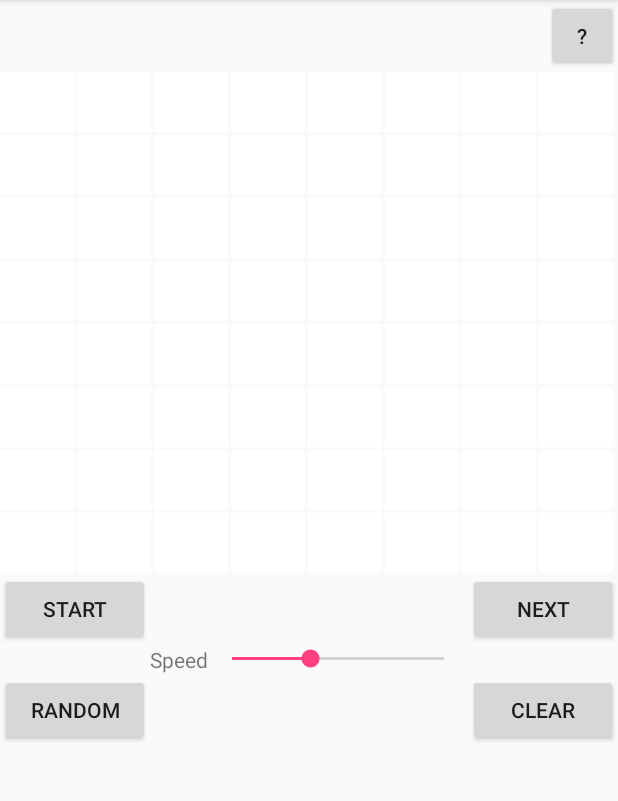
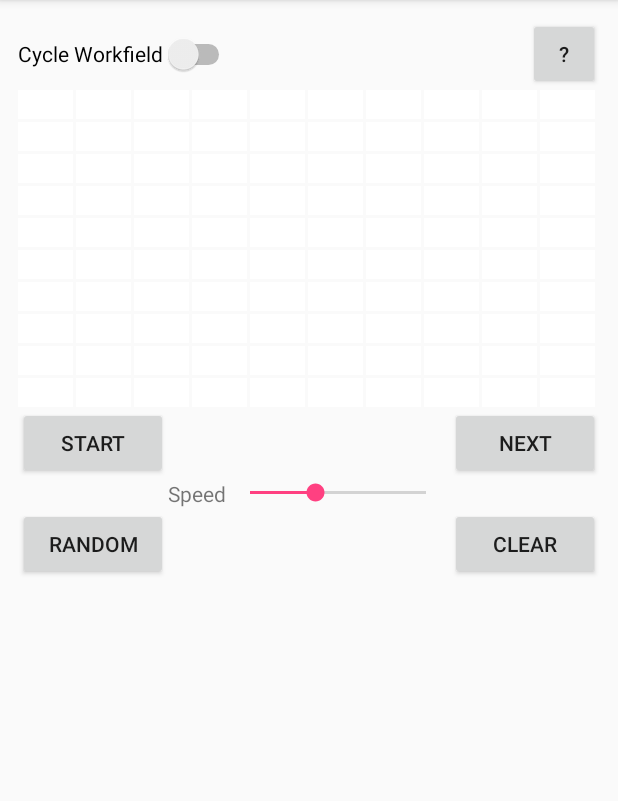
Before and after one commit to iamai74/GameLife, an Android app: the screen it shows after launch (MainActivity), on a phone screen of 412 x 824 dp, the part 84-885 px from its top. Run offline under Robolectric (Android 15) with nearby library versions, the phone set to English and light mode, and no system bars.

Commit message:
cycle workfield

```diff
--- a/app/src/main/java/com/example/ai/lifegame/MainActivity.java
+++ b/app/src/main/java/com/example/ai/lifegame/MainActivity.java
@@ -8,9 +8,12 @@ import android.view.View;
 import android.widget.AdapterView;
 import android.widget.ArrayAdapter;
 import android.widget.Button;
+import android.widget.CompoundButton;
 import android.widget.GridView;
 import android.widget.SeekBar;
+import android.widget.Switch;
 import android.widget.TextView;
+import android.widget.Toast;
 
 import java.util.concurrent.TimeUnit;
 
@@ -19,13 +22,14 @@ public class MainActivity extends AppCompatActivity {
     private static final int minSpeed = 300;
     private static final int maxSpeed = 3000;
 
-    int size = 8;
+    int size = 10;
     int speed = 1000;
     LifeCycle cycle;
     GridView gvMain;
     ArrayAdapter<Integer> adapter;
     Button startButton, nextButton, clearButton, helpButton, randomButton;
     SeekBar speedBar;
+    Switch cycleSwitch;
 
 
     private boolean stop = true;
@@ -71,6 +75,15 @@ public class MainActivity extends AppCompatActivity {
             @Override
             public void onStopTrackingTouch(SeekBar seekBar) {
 
+            }
+        });
+
+        cycleSwitch = (Switch) findViewById(R.id.cycleSwitch);
+        cycleSwitch.setChecked(cycle.getCycle());
+        cycleSwitch.setOnCheckedChangeListener(new CompoundButton.OnCheckedChangeListener() {
+            @Override
+            public void onCheckedChanged(CompoundButton compoundButton, boolean isChecked) {
+                cycle.setCycle(isChecked);
             }
         });
 
@@ -153,6 +166,7 @@ public class MainActivity extends AppCompatActivity {
         clearButton.setEnabled(start);
         helpButton.setEnabled(start);
         gvMain.setEnabled(start);
+        cycleSwitch.setEnabled(start);
     }
     private void updateWorkField()
     {
--- a/app/src/main/res/layout/activity_main.xml
+++ b/app/src/main/res/layout/activity_main.xml
@@ -3,9 +3,8 @@
     xmlns:tools="http://schemas.android.com/tools"
     android:layout_width="match_parent"
     android:layout_height="match_parent"
-
+    android:padding="12dp"
     tools:context="com.example.ai.lifegame.MainActivity">
-
     <Button
         style="?android:attr/buttonStyleSmall"
         android:layout_width="wrap_content"
@@ -23,7 +22,15 @@
         android:horizontalSpacing="2dp"
        android:layout_below="@+id/helpButton"
         android:layout_alignParentLeft="true" />
-
+    <Switch
+        android:layout_width="wrap_content"
+        android:layout_height="wrap_content"
+        android:text="Cycle Workfield"
+        android:id="@+id/cycleSwitch"
+        android:layout_alignParentTop="true"
+        android:layout_alignParentLeft="true"
+        android:layout_above="@id/sandBox"
+        />
     <Button
         style="?android:attr/buttonStyleSmall"
         android:layout_width="100dp"
@@ -82,8 +89,7 @@
         <SeekBar
             android:layout_width="match_parent"
             android:layout_height="wrap_content"
-            android:id="@+id/speedBar"
-            />
+            android:id="@+id/speedBar" />
     </LinearLayout>
 
 </RelativeLayout>
--- a/app/src/main/res/layout/item.xml
+++ b/app/src/main/res/layout/item.xml
@@ -9,8 +9,6 @@
         android:layout_width="wrap_content"
         android:layout_height="wrap_content"
         android:gravity="center_vertical"
-        android:minHeight="40dp"
-        android:textSize="20sp"
         android:text=""
         android:visibility="invisible">
     </TextView>
```
Also changed, not shown: app/src/main/java/com/example/ai/lifegame/LifeCycle.java (+93 -16 lines).
